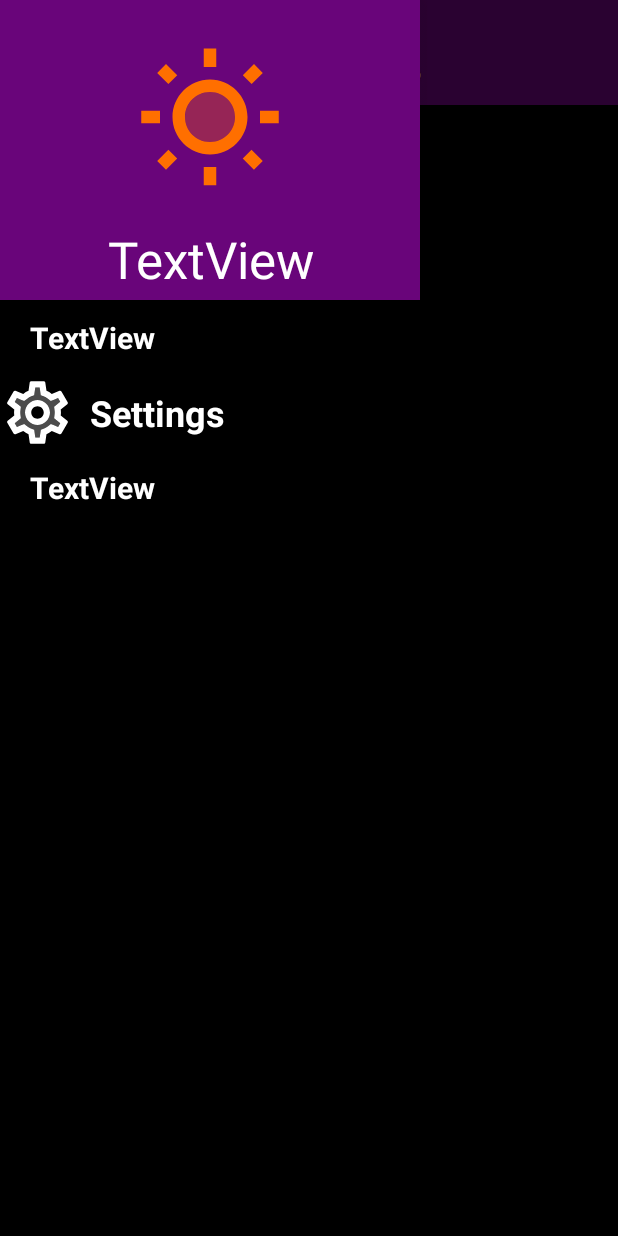
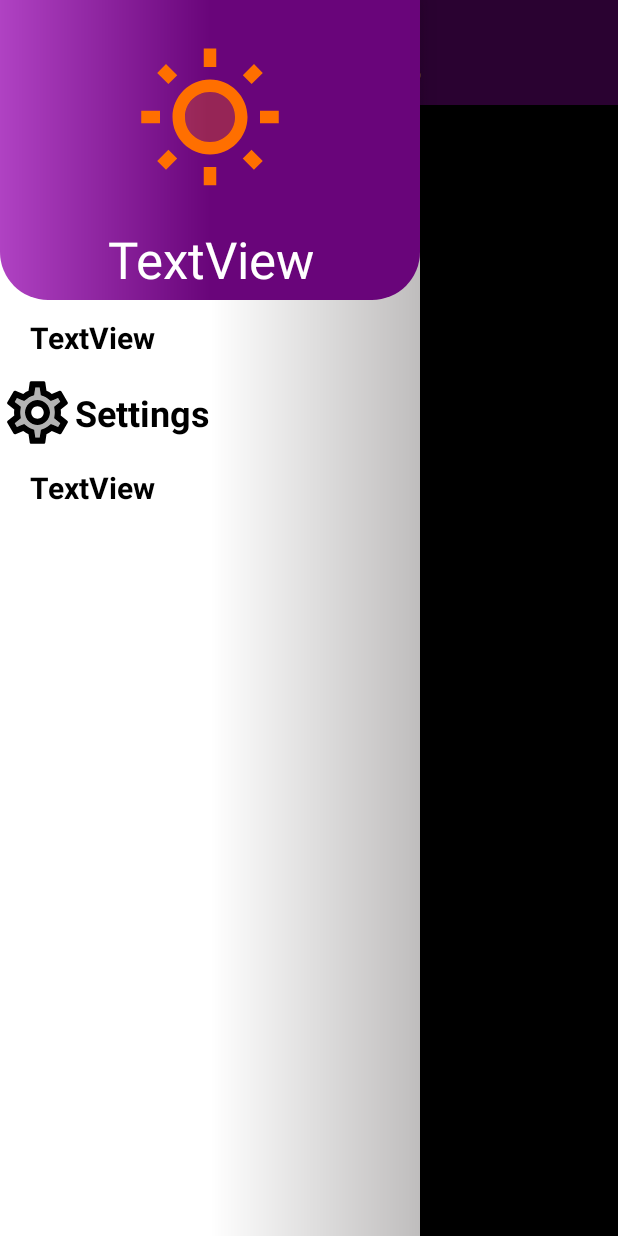
Before and after one commit to siddharthbhat777/ExpressPurchase, an Android app: the screen it shows after launch (MainActivity), with the side drawer open, on a phone screen of 412 x 824 dp. Run offline under Robolectric (Android 15) with nearby library versions, the phone set to English and light mode, and no system bars; 8 statements that could not run were skipped.

Commit message:
gave gradient effect to drawer menu

```diff
--- /dev/null
+++ b/app/src/main/res/drawable/drawer_menu_profile.xml
@@ -0,0 +1,8 @@
+<?xml version="1.0" encoding="utf-8"?>
+<shape xmlns:android="http://schemas.android.com/apk/res/android">
+
+    <gradient android:startColor="#B042C3" android:centerColor="@color/purple" android:endColor="@color/purple"/>
+    <size android:width="280dp" android:height="200dp"/>
+    <corners android:bottomLeftRadius="32sp" android:bottomRightRadius="32sp"/>
+
+</shape>
--- /dev/null
+++ b/app/src/main/res/drawable/gradient_white_background.xml
@@ -0,0 +1,6 @@
+<?xml version="1.0" encoding="utf-8"?>
+<shape xmlns:android="http://schemas.android.com/apk/res/android">
+
+    <gradient android:startColor="#FFFFFF" android:centerColor="#FFFFFF" android:endColor="#BFBDBD"/>
+
+</shape>
--- a/app/src/main/res/drawable/ic_settings.xml
+++ b/app/src/main/res/drawable/ic_settings.xml
@@ -3,7 +3,7 @@
     android:height="24dp"
     android:viewportWidth="24"
     android:viewportHeight="24"
-    android:tint="#FFFFFF">
+    android:tint="#000000">
   <path
       android:fillColor="@android:color/white"
       android:pathData="M19.28,8.6l-0.7,-1.21 -1.27,0.51 -1.06,0.43 -0.91,-0.7c-0.39,-0.3 -0.8,-0.54 -1.23,-0.71l-1.06,-0.43 -0.16,-1.13L12.7,4h-1.4l-0.19,1.35 -0.16,1.13 -1.06,0.44c-0.41,0.17 -0.82,0.41 -1.25,0.73l-0.9,0.68 -1.05,-0.42 -1.27,-0.52 -0.7,1.21 1.08,0.84 0.89,0.7 -0.14,1.13c-0.03,0.3 -0.05,0.53 -0.05,0.73s0.02,0.43 0.05,0.73l0.14,1.13 -0.89,0.7 -1.08,0.84 0.7,1.21 1.27,-0.51 1.06,-0.43 0.91,0.7c0.39,0.3 0.8,0.54 1.23,0.71l1.06,0.43 0.16,1.13 0.19,1.36h1.39l0.19,-1.35 0.16,-1.13 1.06,-0.43c0.41,-0.17 0.82,-0.41 1.25,-0.73l0.9,-0.68 1.04,0.42 1.27,0.51 0.7,-1.21 -1.08,-0.84 -0.89,-0.7 0.14,-1.13c0.04,-0.31 0.05,-0.52 0.05,-0.73 0,-0.21 -0.02,-0.43 -0.05,-0.73l-0.14,-1.13 0.89,-0.7 1.1,-0.84zM12,16c-2.21,0 -4,-1.79 -4,-4s1.79,-4 4,-4 4,1.79 4,4 -1.79,4 -4,4z"
--- a/app/src/main/res/layout/activity_main.xml
+++ b/app/src/main/res/layout/activity_main.xml
@@ -31,7 +31,7 @@
         android:layout_width="280dp"
         android:layout_height="match_parent"
         android:layout_gravity="start"
-        android:background="#40000000">
+        android:background="@drawable/gradient_white_background">
 
         <ScrollView
             android:layout_width="match_parent"
@@ -46,7 +46,7 @@
                     android:id="@+id/linearLayout"
                     android:layout_width="match_parent"
                     android:layout_height="200dp"
-                    android:background="@color/purple"
+                    android:background="@drawable/drawer_menu_profile"
                     android:orientation="vertical"
                     app:layout_constraintEnd_toEndOf="parent"
                     app:layout_constraintHorizontal_bias="0.0"
@@ -87,9 +87,10 @@
                         android:layout_width="match_parent"
                         android:layout_height="match_parent"
                         android:layout_weight="1"
+                        android:backgroundTint="#00000000"
                         android:clickable="true"
                         android:foreground="?android:attr/selectableItemBackground"
-                        android:backgroundTint="#00000000">
+                        app:cardElevation="0dp">
 
                         <TextView
                             android:id="@+id/textView"
@@ -98,7 +99,7 @@
                             android:gravity="center_vertical"
                             android:paddingLeft="20dp"
                             android:text="TextView"
-                            android:textColor="#FFFFFF"
+                            android:textColor="#000000"
                             android:textSize="20sp"
                             android:textStyle="bold" />
                     </androidx.cardview.widget.CardView>
@@ -110,7 +111,8 @@
                         android:layout_weight="1"
                         android:backgroundTint="#00000000"
                         android:clickable="true"
-                        android:foreground="?android:attr/selectableItemBackground">
+                        android:foreground="?android:attr/selectableItemBackground"
+                        app:cardElevation="0dp">
 
                         <ImageView
                             android:id="@+id/imageView2"
@@ -125,9 +127,8 @@
                             android:layout_gravity="center_vertical"
                             android:layout_marginLeft="50dp"
                             android:gravity="center_vertical"
-                            android:paddingLeft="10dp"
                             android:text="Settings"
-                            android:textColor="#FFFFFF"
+                            android:textColor="#000000"
                             android:textSize="24sp"
                             android:textStyle="bold" />
                     </androidx.cardview.widget.CardView>
@@ -136,9 +137,10 @@
                         android:layout_width="match_parent"
                         android:layout_height="match_parent"
                         android:layout_weight="1"
+                        android:backgroundTint="#00000000"
                         android:clickable="true"
                         android:foreground="?android:attr/selectableItemBackground"
-                        android:backgroundTint="#00000000">
+                        app:cardElevation="0dp">
 
                         <TextView
                             android:id="@+id/textView5"
@@ -147,7 +149,7 @@
                             android:gravity="center_vertical"
                             android:paddingLeft="20dp"
                             android:text="TextView"
-                            android:textColor="#FFFFFF"
+                            android:textColor="#000000"
                             android:textSize="20sp"
                             android:textStyle="bold" />
                     </androidx.cardview.widget.CardView>
```
